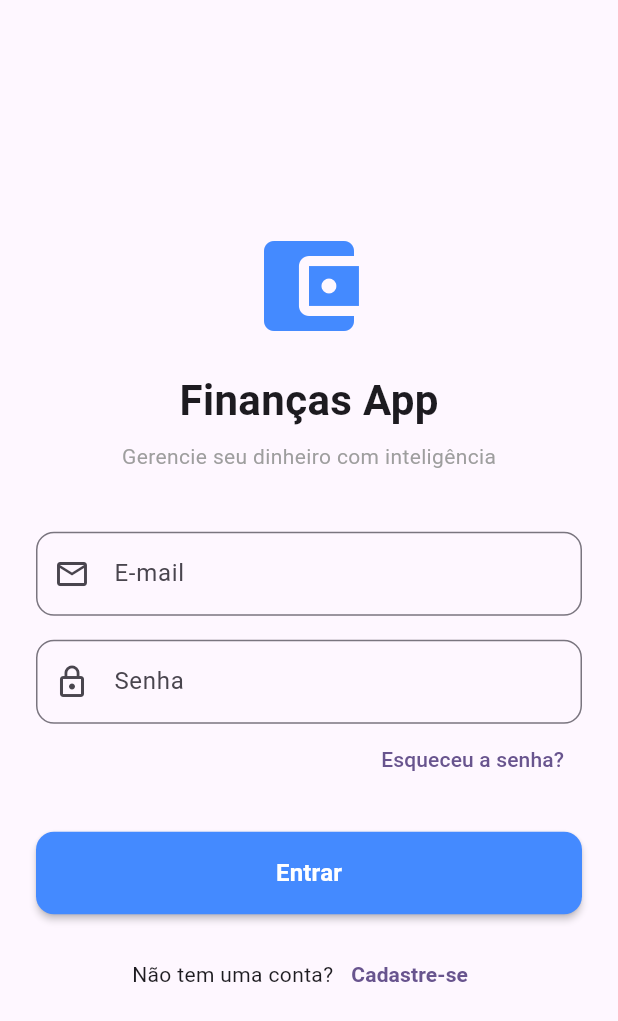
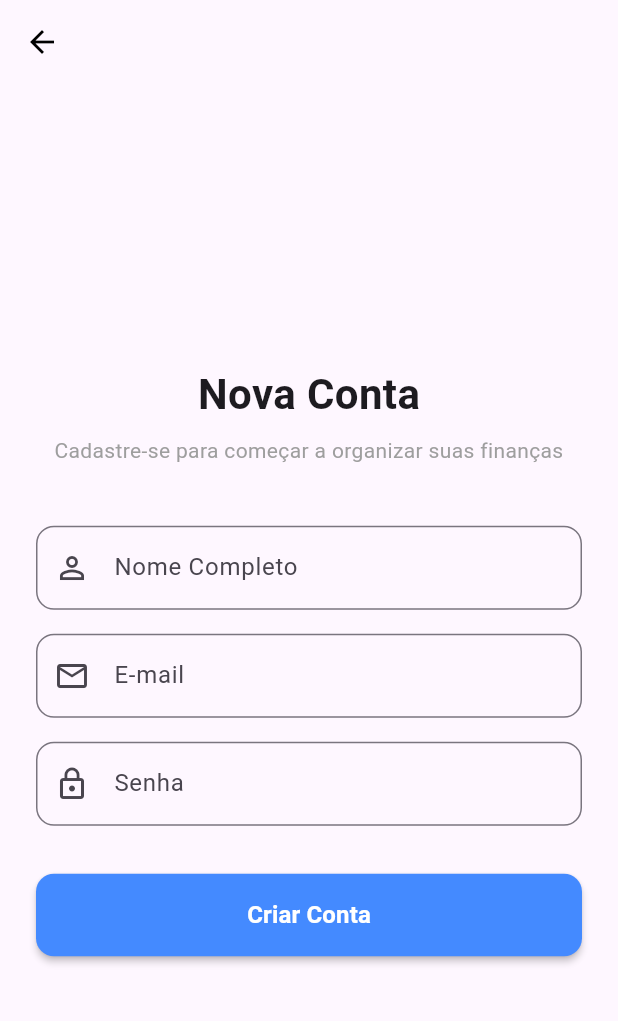
Before and after one commit to pedroalima/flutter_finance_web, a Flutter app: the screen it shows after launch, after a tap on "Cadastre-se", on a phone screen of 412 x 824 dp. Shown: the top 1021 px of the screen. Run offline on Flutter 3.47's test engine with Material 3 defaults, Android fonts, the phone set to English and light mode, and no system bars; our stand-ins replace dio, flutter_secure_storage; network calls fail.

Commit message:
feat(auth): adiciona paginas de cadastro e recuparação de senha

```diff
--- a/lib/components/CustomInput.dart
+++ b/lib/components/_commons/custom_input.dart
@@ -4,22 +4,28 @@ class CustomInput extends StatelessWidget {
   final String label;
   final IconData icon;
   final bool isPassword;
+  final TextEditingController? controller;
 
   const CustomInput({
     super.key,
     required this.label,
     required this.icon,
     this.isPassword = false,
+    this.controller,
   });
 
   @override
   Widget build(BuildContext context) {
     return TextFormField(
+      controller: controller,
       obscureText: isPassword,
       decoration: InputDecoration(
         labelText: label,
         prefixIcon: Icon(icon),
-        border: OutlineInputBorder(borderRadius: BorderRadius.circular(12)),
+        border: OutlineInputBorder(
+          borderRadius: BorderRadius.circular(12),
+          borderSide: BorderSide(color: const Color.fromARGB(255, 21, 95, 192)),
+        ),
       ),
     );
   }
--- a/lib/main.dart
+++ b/lib/main.dart
@@ -15,7 +15,7 @@ class MyApp extends StatelessWidget {
       theme: ThemeData(
         colorScheme: ColorScheme.fromSeed(seedColor: Colors.deepPurple),
       ),
-      home: const LoginPage(),
+      home: LoginPage(),
     );
   }
 }
--- a/lib/pages/login.dart
+++ b/lib/pages/login.dart
@@ -1,9 +1,16 @@
 import 'package:flutter/material.dart';
-import 'package:flutter_finance_web/components/CustomInput.dart';
-import 'package:flutter_finance_web/components/CustomButton.dart';
+import 'package:flutter_finance_web/pages/forgot_password.dart';
+import 'package:flutter_finance_web/pages/home.dart';
+import 'package:flutter_finance_web/pages/register.dart';
+import '../components/_commons/custom_input.dart';
+import '../components/_commons/custom_button.dart';
+import '../services/auth_service.dart';
 
 class LoginPage extends StatelessWidget {
-  const LoginPage({super.key});
+  final TextEditingController _emailController = TextEditingController();
+  final TextEditingController _passwordController = TextEditingController();
+  final AuthService _authService = AuthService();
+  LoginPage({super.key});
 
   @override
   Widget build(BuildContext context) {
@@ -22,11 +29,13 @@ class LoginPage extends StatelessWidget {
                   color: Colors.blueAccent,
                 ),
                 const SizedBox(height: 16),
+
                 const Text(
                   "Finanças App",
                   style: TextStyle(fontSize: 28, fontWeight: FontWeight.bold),
                 ),
                 const SizedBox(height: 8),
+
                 const Text(
                   "Gerencie seu dinheiro com inteligência",
                   style: TextStyle(color: Colors.grey),
@@ -34,19 +43,32 @@ class LoginPage extends StatelessWidget {
                 const SizedBox(height: 40),
 
                 // Campos de Entrada
-                const CustomInput(label: "E-mail", icon: Icons.email_outlined),
+                CustomInput(
+                  label: "E-mail",
+                  icon: Icons.email_outlined,
+                  controller: _emailController,
+                ),
                 const SizedBox(height: 16),
-                const CustomInput(
+
+                CustomInput(
                   label: "Senha",
                   icon: Icons.lock_outline,
                   isPassword: true,
+                  controller: _passwordController,
                 ),
 
                 // Esqueci minha senha
                 Align(
                   alignment: Alignment.centerRight,
                   child: TextButton(
-                    onPressed: () {},
+                    onPressed: () {
+                      Navigator.push(
+                        context,
+                        MaterialPageRoute(
+                          builder: (context) => ForgotPasswordPage(),
+                        ),
+                      );
+                    },
                     child: const Text("Esqueceu a senha?"),
                   ),
                 ),
@@ -55,9 +77,21 @@ class LoginPage extends StatelessWidget {
                 // Ações
                 CustomButton(
                   text: "Entrar",
-                  onPressed: () {
+                  onPressed: () async {
                     // Lógica de autenticação
-                    print('Entrei');
+                    final result = await _authService.login(
+                      _emailController.text,
+                      _passwordController.text,
+                    );
+
+                    if (result != null) {
+                      Navigator.pushReplacement(
+                        context,
+                        MaterialPageRoute(
+                          builder: (context) => const HomePage(),
+                        ),
+                      );
+                    }
                   },
                 ),
                 const SizedBox(height: 16),
@@ -68,7 +102,12 @@ class LoginPage extends StatelessWidget {
                     const Text("Não tem uma conta?"),
                     TextButton(
                       onPressed: () {
-                        print('Criar conta');
+                        Navigator.push(
+                          context,
+                          MaterialPageRoute(
+                            builder: (context) => RegisterPage(),
+                          ),
+                        );
                       },
                       child: const Text(
                         "Cadastre-se",
--- /dev/null
+++ b/lib/pages/register.dart
@@ -0,0 +1,115 @@
+import 'package:dio/dio.dart';
+import 'package:flutter/material.dart';
+import '../components/_commons/custom_button.dart';
+import '../components/_commons/custom_input.dart';
+import '../services/auth_service.dart';
+
+class RegisterPage extends StatelessWidget {
+  final TextEditingController _nameController = TextEditingController();
+  final TextEditingController _emailController = TextEditingController();
+  final TextEditingController _passwordController = TextEditingController();
+  final AuthService _authService = AuthService();
+
+  RegisterPage({super.key});
+
+  @override
+  Widget build(BuildContext context) {
+    return Scaffold(
+      // Botão de voltar automático no AppBar
+      appBar: AppBar(
+        backgroundColor: Colors.transparent,
+        elevation: 0,
+        iconTheme: const IconThemeData(color: Colors.black),
+      ),
+      body: Padding(
+        padding: const EdgeInsets.all(24.0),
+        child: Center(
+          child: SingleChildScrollView(
+            child: Column(
+              children: [
+                const Text(
+                  "Nova Conta",
+                  style: TextStyle(fontSize: 28, fontWeight: FontWeight.bold),
+                ),
+                const SizedBox(height: 8),
+                const Text(
+                  "Cadastre-se para começar a organizar suas finanças",
+                  textAlign: TextAlign.center,
+                  style: TextStyle(color: Colors.grey),
+                ),
+                const SizedBox(height: 40),
+
+                // Campos reutilizando seus componentes
+                CustomInput(
+                  label: "Nome Completo",
+                  icon: Icons.person_outline,
+                  controller: _nameController,
+                ),
+                const SizedBox(height: 16),
+
+                CustomInput(
+                  label: "E-mail",
+                  icon: Icons.email_outlined,
+                  controller: _emailController,
+                ),
+                const SizedBox(height: 16),
+
+                CustomInput(
+                  label: "Senha",
+                  icon: Icons.lock_outline,
+                  isPassword: true,
+                  controller: _passwordController,
+                ),
+                const SizedBox(height: 32),
+
+                CustomButton(
+                  text: "Criar Conta",
+                  onPressed: () async {
+                    try {
+                      final result = await _authService.register(
+                        _nameController.text,
+                        _emailController.text,
+                        _passwordController.text,
+                      );
+
+                      if (result != null) {
+                        ScaffoldMessenger.of(context).showSnackBar(
+                          const SnackBar(
+                            content: Text("Usuário cadastrado com sucesso!"),
+                          ),
+                        );
+                        Navigator.pop(context); // Volta para a tela de Login
+                      }
+                    } on DioException catch (e) {
+                      String errorMessage =
+                          "Falha ao cadastrar. Verifique os dados.";
+
+                      if (e.response?.data != null &&
+                          e.response?.data['message'] != null) {
+                        errorMessage = e.response?.data['message'];
+                      }
+
+                      ScaffoldMessenger.of(context).showSnackBar(
+                        SnackBar(
+                          content: Text(errorMessage),
+                          backgroundColor: Colors.redAccent,
+                        ),
+                      );
+                    } catch (e) {
+                      // Erros genéricos (fora do Dio)
+                      ScaffoldMessenger.of(context).showSnackBar(
+                        const SnackBar(
+                          content: Text("Ocorreu um erro inesperado."),
+                        ),
+                      );
+                    }
+                  },
+                ),
+              ],
+            ),
+          ),
+        ),
+      ),
+    );
+  }
+}
--- a/pubspec.yaml
+++ b/pubspec.yaml
@@ -12,6 +12,8 @@ dependencies:
     sdk: flutter
 
   cupertino_icons: ^1.0.8
+  dio: ^5.9.2
+  flutter_secure_storage: ^10.1.0
 
 dev_dependencies:
   flutter_test:
```
Also changed, not shown: lib/pages/forgot_password.dart (added, +78 -0 lines), lib/pages/home.dart (+187 -0 lines), lib/services/auth_service.dart (added, +91 -0 lines), lib/components/_commons/custom_button.dart (renamed from lib/components/CustomButton.dart), pubspec.lock.
